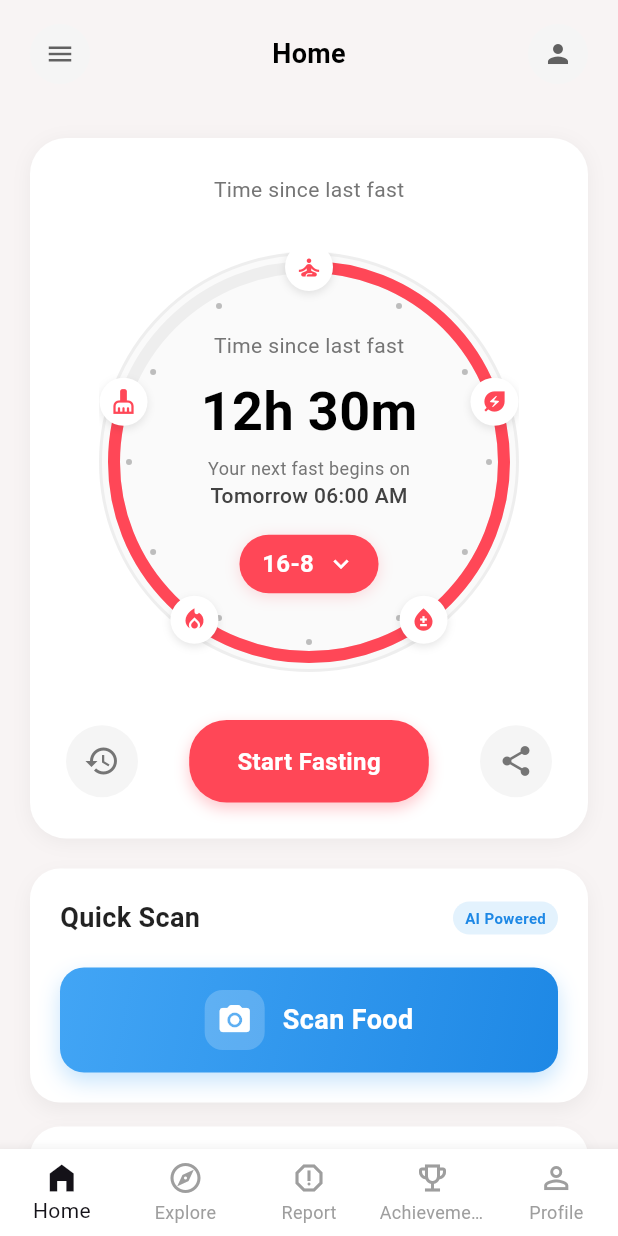
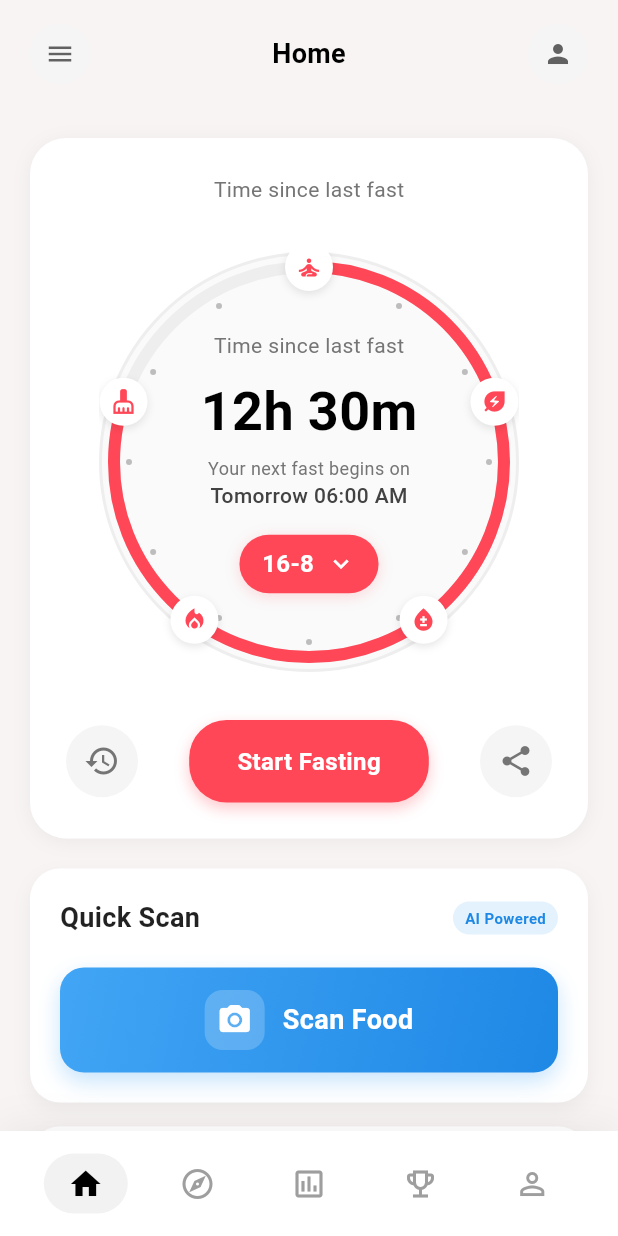
Before and after one commit to snowfoxwoo/learn_flutter, a Flutter app: the screen it shows after launch, on a phone screen of 412 x 824 dp. Run offline on Flutter 3.47's test engine with Material 3 defaults, Android fonts, the phone set to English and light mode, and no system bars; our stand-ins replace assets_audio_player, camera, geolocator, rflutter_alert, shared_preferences; missing offline and left inert: tflite_flutter.

Commit message:
Change bottom nav bar

```diff
--- a/flouriscent_nutrional_app/lib/widgets/bottom_nav.dart
+++ b/flouriscent_nutrional_app/lib/widgets/bottom_nav.dart
@@ -12,43 +12,58 @@ class BottomNavWidget extends StatelessWidget {
 
   @override
   Widget build(BuildContext context) {
-    return BottomNavigationBar(
-      type: BottomNavigationBarType.fixed,
-      currentIndex: currentIndex,
-      onTap: onTap,
-      selectedItemColor: Theme.of(context).primaryColor,
-      unselectedItemColor: Colors.grey,
-      showSelectedLabels: true,
-      showUnselectedLabels: true,
-      elevation: 8,
-      backgroundColor: Colors.white,
-      items: const [
-        BottomNavigationBarItem(
-          icon: Icon(Icons.home),
-          activeIcon: Icon(Icons.home_filled),
-          label: 'Home',
+    return Container(
+      decoration: BoxDecoration(
+        color: Colors.white,
+        boxShadow: [
+          BoxShadow(
+            color: Colors.black.withValues(alpha: 0.05),
+            blurRadius: 20,
+            offset: const Offset(0, -5),
+          ),
+        ],
+      ),
+      child: SafeArea(
+        child: Container(
+          height: 70,
+          padding: const EdgeInsets.symmetric(horizontal: 20, vertical: 12),
+          child: Row(
+            mainAxisAlignment: MainAxisAlignment.spaceAround,
+            children: [
+              _buildNavItem(0, Icons.home_outlined, Icons.home),
+              _buildNavItem(1, Icons.explore_outlined, Icons.explore),
+              _buildNavItem(2, Icons.assessment_outlined, Icons.assessment),
+              _buildNavItem(3, Icons.emoji_events_outlined, Icons.emoji_events),
+              _buildNavItem(4, Icons.person_outline, Icons.person),
+            ],
+          ),
         ),
-        BottomNavigationBarItem(
-          icon: Icon(Icons.explore_outlined),
-          activeIcon: Icon(Icons.explore),
-          label: 'Explore',
+      ),
+    );
+  }
+
+  Widget _buildNavItem(int index, IconData inactiveIcon, IconData activeIcon) {
+    final isSelected = currentIndex == index;
+
+    return GestureDetector(
+      onTap: () => onTap(index),
+      child: AnimatedContainer(
+        duration: const Duration(milliseconds: 200),
+        curve: Curves.easeInOut,
+        padding: const EdgeInsets.symmetric(horizontal: 16, vertical: 8),
+        decoration: BoxDecoration(
+          color:
+              isSelected
+                  ? Colors.black.withValues(alpha: 0.05)
+                  : Colors.transparent,
+          borderRadius: BorderRadius.circular(20),
         ),
-        BottomNavigationBarItem(
-          icon: Icon(Icons.report_outlined),
-          activeIcon: Icon(Icons.report),
-          label: 'Report',
+        child: Icon(
+          isSelected ? activeIcon : inactiveIcon,
+          color: isSelected ? Colors.black : Colors.grey.shade500,
+          size: 24,
         ),
-        BottomNavigationBarItem(
-          icon: Icon(Icons.emoji_events_outlined),
-          activeIcon: Icon(Icons.emoji_events),
-          label: 'Achievements',
-        ),
-        BottomNavigationBarItem(
-          icon: Icon(Icons.person_outline),
-          activeIcon: Icon(Icons.person),
-          label: 'Profile',
-        ),
-      ],
+      ),
     );
   }
 }
```
